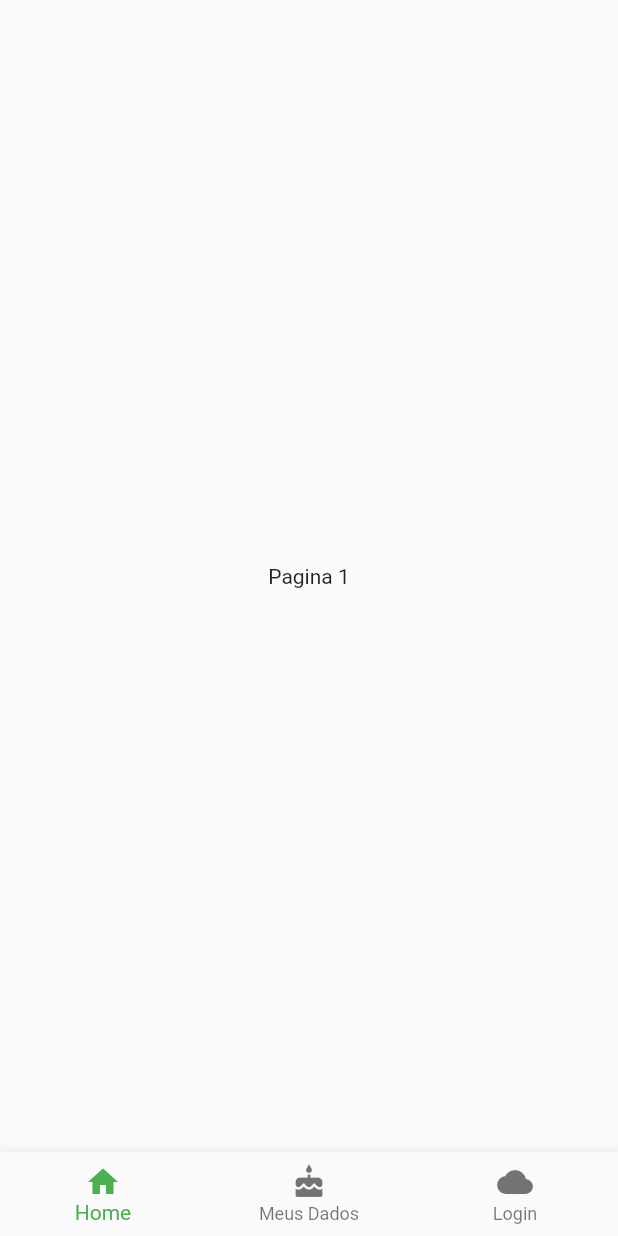
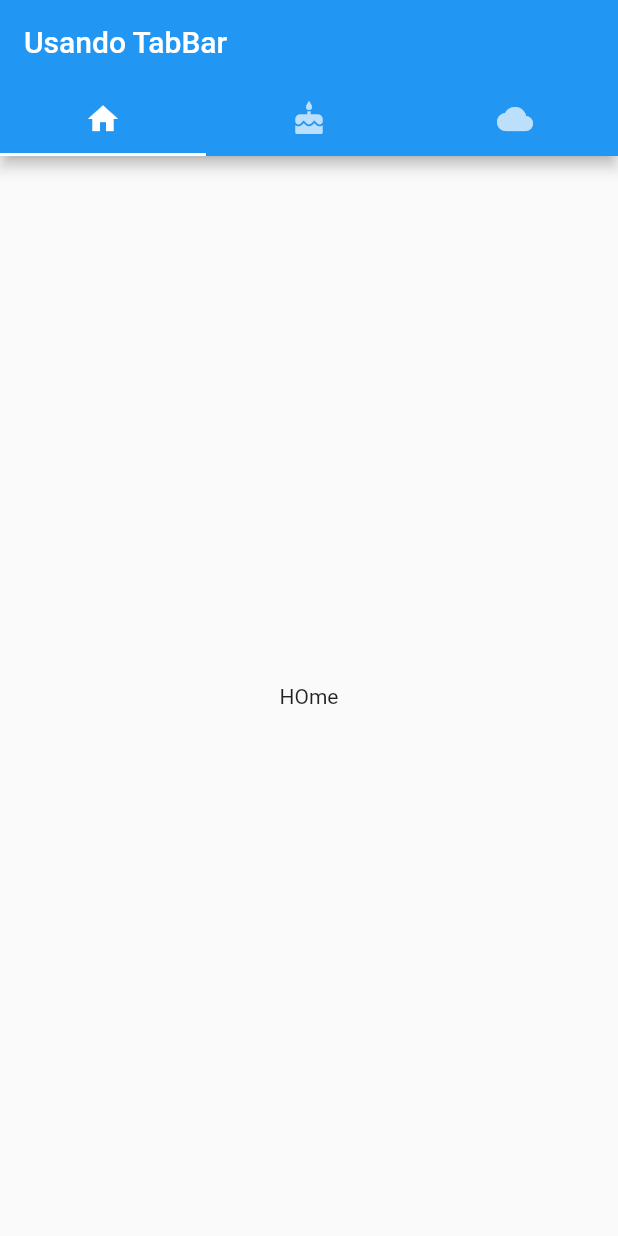
Before and after one commit to codigonaveia/flutter_buttonNavigatorBar, a Flutter app: the screen it shows after launch, on a phone screen of 412 x 824 dp. Run offline on Flutter 3.47's test engine with Material 2 defaults, Android fonts, the phone set to English and light mode, and no system bars.

Commit message:
Criado widget TabBar

```diff
--- a/lib/main.dart
+++ b/lib/main.dart
@@ -1,6 +1,7 @@
 import 'package:flutter/material.dart';
 import 'NavegatorButton1.dart';
 import 'navegator_butron2.dart';
+import 'widgetTabbar.dart';
 
 void main() => runApp(const MyApp());
 
@@ -13,7 +14,7 @@ class MyApp extends StatelessWidget {
   Widget build(BuildContext context) {
     return const MaterialApp(
       title: _title,
-      home: MeuSegundoNavegator(),
+      home: MyWidgetTabBar(),
     );
   }
 }
--- /dev/null
+++ b/lib/widgetTabbar.dart
@@ -0,0 +1,30 @@
+import 'package:flutter/material.dart';
+
+class MyWidgetTabBar extends StatelessWidget {
+  const MyWidgetTabBar({super.key});
+
+  Widget build(BuildContext context) {
+    return MaterialApp(
+      home: DefaultTabController(
+        length: 3,
+        child: Scaffold(
+          appBar: AppBar(
+            title: Text("Usando TabBar"),
+            bottom: TabBar(
+              tabs: [
+                Tab(icon: Icon(Icons.home)),
+                Tab(icon: Icon(Icons.cake)),
+                Tab(icon: Icon(Icons.cloud))
+              ],
+            ),
+          ),
+          body: TabBarView(children: [
+            Center(child: Text("HOme")),
+            Center(child: Text("Meus dados")),
+            Center(child: Text("Login"))
+          ]),
+        ),
+      ),
+    );
+  }
+}
```
Also changed, not shown: 1 other file.
